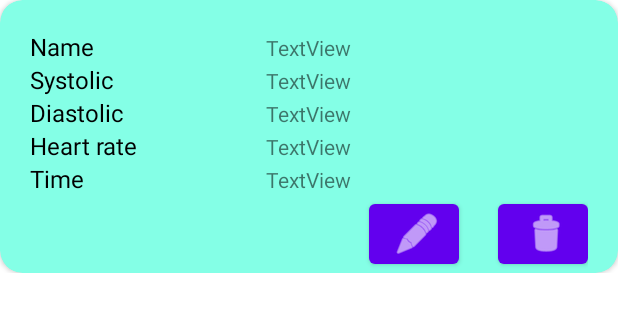
After one commit to anisa-walida/CardiacRecorder, an Android app: the layout medical_report_card.xml on its own in the app's theme, with its tools: preview values and no code run, on a phone screen of 412 x 824 dp. The commit adds this screen. Shown: the top 312 px of the screen. Run offline under Robolectric (Android 15) with nearby library versions, the phone set to English and light mode, and no system bars.

Commit message:
Modify View page

```diff
--- a/app/src/main/java/com/example/software_project/PMedicalReportAdapter.java
+++ b/app/src/main/java/com/example/software_project/PMedicalReportAdapter.java
@@ -4,8 +4,10 @@ import androidx.annotation.NonNull;
 
 import androidx.recyclerview.widget.RecyclerView;
 
+import android.annotation.SuppressLint;
 import android.content.Context;
 
+import android.graphics.Color;
 import android.view.LayoutInflater;
 import android.view.View;
 import android.view.ViewGroup;
@@ -65,24 +67,20 @@ public class PMedicalReportAdapter extends RecyclerView.Adapter<PMedicalReportAd
 
     //My edit*/
     public static class MyViewHolder extends RecyclerView.ViewHolder{
-        TextView s, g, n,glu,so,u;
-        Button editButton;
-        Button deleteButton;
+        TextView name, sys, dys, hr, date_time;
+        Button editButton, deleteButton;
+
         public MyViewHolder(@NonNull View itemView, DeleteButtonClickListener deleteButtonClickListener) {
             super(itemView);
-            s = itemView.findViewById(R.id.sugarView);
-            g = itemView.findViewById(R.id.gasView);
-            n = itemView.findViewById(R.id.nillView);
-            so = itemView.findViewById(R.id.sodiumView);
-            u = itemView.findViewById(R.id.acidView);
-            glu = itemView.findViewById(R.id.glucoseView);
+            name = itemView.findViewById(R.id.name_view);
+            sys = itemView.findViewById(R.id.systolic_pressure_view);
+            dys = itemView.findViewById(R.id.diastolic_pressure_view);
+            hr = itemView.findViewById(R.id.heart_rate_view);
+            date_time = itemView.findViewById(R.id.date_time_view);
+            editButton = itemView.findViewById(R.id.edit_button);
+            deleteButton = itemView.findViewById(R.id.delete_button);
 
-            //*My edit
-            editButton=itemView.findViewById(R.id.buttone);
-            //My edit*/
 
-            //My delete
-            deleteButton = itemView.findViewById(R.id.buttond);
             deleteButton.setOnClickListener(new View.OnClickListener() {
                 @Override
                 public void onClick(View v) {
@@ -105,20 +103,27 @@ public class PMedicalReportAdapter extends RecyclerView.Adapter<PMedicalReportAd
     @NonNull
     @Override
     public PMedicalReportAdapter.MyViewHolder onCreateViewHolder(@NonNull ViewGroup parent, int viewType) {
-        View v= LayoutInflater.from(context).inflate(R.layout.p_medical_report_card,parent,false);
+        View v= LayoutInflater.from(context).inflate(R.layout.medical_report_card,parent,false);
         return new MyViewHolder(v,deleteButtonClickListener);
     }
 
+    @SuppressLint("RecyclerView")
     @Override
     public void onBindViewHolder(@NonNull PMedicalReportAdapter.MyViewHolder holder, int position) {
         MedicalReportModel medicalReportModel = allReports.get(position);
-        holder.s.setText(medicalReportModel.getDate());
-        holder.g.setText(medicalReportModel.getTime());
-        holder.n.setText(medicalReportModel.getSystolic());
-        holder.so.setText(medicalReportModel.getDiastolic());
-        holder.u.setText(medicalReportModel.getHeartRate());
-        holder.glu.setText(medicalReportModel.getComment());
+        holder.name.setText(medicalReportModel.getName());
+        holder.sys.setText(medicalReportModel.getSystolic());
+        holder.dys.setText(medicalReportModel.getDiastolic());
+        holder.hr.setText(medicalReportModel.getHeartRate());
+        holder.date_time.setText(medicalReportModel.getDate() + " - " + medicalReportModel.getTime());
 
+        if(Integer.parseInt(medicalReportModel.getSystolic()) > 140 || Integer.parseInt(medicalReportModel.getSystolic()) < 90){
+            holder.sys.setTextColor(Color.rgb(255, 0,0));
+        }
+
+        if(Integer.parseInt(medicalReportModel.getSystolic()) > 90 || Integer.parseInt(medicalReportModel.getSystolic()) < 60){
+            holder.dys.setTextColor(Color.rgb(255, 0,0));
+        }
 
 
         //*My edit 88
--- /dev/null
+++ b/app/src/main/res/layout/medical_report_card.xml
@@ -0,0 +1,174 @@
+<?xml version="1.0" encoding="utf-8"?>
+<LinearLayout xmlns:android="http://schemas.android.com/apk/res/android"
+    xmlns:app="http://schemas.android.com/apk/res-auto"
+    xmlns:tools="http://schemas.android.com/tools"
+    android:layout_width="match_parent"
+    android:layout_height="wrap_content"
+    android:foregroundTint="#0E593F">
+
+    <androidx.cardview.widget.CardView
+        android:layout_width="match_parent"
+        android:layout_height="wrap_content"
+        android:background="#06A666"
+        android:backgroundTint="#84FFE6"
+        app:cardCornerRadius="15dp"
+        tools:layout_editor_absoluteX="20dp"
+        tools:layout_editor_absoluteY="20dp">
+
+        <LinearLayout
+            android:layout_width="match_parent"
+            android:layout_height="wrap_content"
+            android:orientation="vertical"
+            android:paddingLeft="20dp"
+            android:paddingTop="20dp"
+            android:paddingRight="20dp">
+
+            <LinearLayout
+                android:layout_width="match_parent"
+                android:layout_height="match_parent"
+                android:orientation="horizontal">
+
+                <TextView
+                    android:id="@+id/textView199"
+                    android:layout_width="0dp"
+                    android:layout_height="wrap_content"
+                    android:layout_weight="1"
+                    android:text="Name"
+                    android:textColor="#000000"
+                    android:textSize="16sp" />
+
+                <TextView
+                    android:id="@+id/name_view"
+                    android:layout_width="wrap_content"
+                    android:layout_height="wrap_content"
+                    android:layout_weight="1"
+                    android:text="TextView" />
+            </LinearLayout>
+
+            <LinearLayout
+                android:layout_width="match_parent"
+                android:layout_height="match_parent"
+                android:orientation="horizontal">
+
+                <TextView
+                    android:id="@+id/textView10"
+                    android:layout_width="0dp"
+                    android:layout_height="wrap_content"
+                    android:layout_weight="1"
+                    android:text="Systolic"
+                    android:textColor="#000000"
+                    android:textSize="16sp" />
+
+                <TextView
+                    android:id="@+id/systolic_pressure_view"
+                    android:layout_width="wrap_content"
+                    android:layout_height="wrap_content"
+                    android:layout_weight="1"
+                    android:text="TextView" />
+            </LinearLayout>
+
+            <LinearLayout
+                android:layout_width="match_parent"
+                android:layout_height="match_parent"
+                android:orientation="horizontal">
+
+                <TextView
+                    android:layout_width="0dp"
+                    android:layout_height="wrap_content"
+                    android:layout_weight="1"
+                    android:text="Diastolic "
+                    android:textColor="#000000"
+                    android:textSize="16sp" />
+
+                <TextView
+                    android:id="@+id/diastolic_pressure_view"
+                    android:layout_width="wrap_content"
+                    android:layout_height="wrap_content"
+                    android:layout_weight="1"
+                    android:text="TextView" />
+            </LinearLayout>
+
+            <LinearLayout
+                android:layout_width="match_parent"
+                android:layout_height="match_parent"
+                android:orientation="horizontal">
+
+                <TextView
+                    android:layout_width="0dp"
+                    android:layout_height="wrap_content"
+                    android:layout_weight="1"
+                    android:text="Heart rate"
+                    android:textColor="#000000"
+                    android:textSize="16sp" />
+
+                <TextView
+                    android:id="@+id/heart_rate_view"
+                    android:layout_width="wrap_content"
+                    android:layout_height="wrap_content"
+                    android:layout_weight="1"
+                    android:text="TextView" />
+            </LinearLayout>
+
+            <LinearLayout
+                android:layout_width="match_parent"
+                android:layout_height="match_parent"
+                android:orientation="horizontal">
+
+                <TextView
+                    android:layout_width="0dp"
+                    android:layout_height="wrap_content"
+                    android:layout_weight="1"
+                    android:text="Time"
+                    android:textColor="#000000"
+                    android:textSize="16sp" />
+
+                <TextView
+                    android:id="@+id/date_time_view"
+                    android:layout_width="wrap_content"
+                    android:layout_height="wrap_content"
+                    android:layout_weight="1"
+                    android:text="TextView" />
+            </LinearLayout>
+
+            <LinearLayout
+                android:layout_width="match_parent"
+                android:layout_height="match_parent"
+                android:orientation="horizontal">
+
+                <TextView
+                    android:id="@+id/textView5"
+                    android:layout_width="174dp"
+                    android:layout_height="wrap_content"
+                    android:layout_weight="1" />
+
+                <Space
+                    android:layout_width="wrap_content"
+                    android:layout_height="wrap_content"
+                    android:layout_weight="1" />
+
+                <Button
+                    android:id="@+id/edit_button"
+                    android:layout_width="34dp"
+                    android:layout_height="wrap_content"
+                    android:layout_weight="1"
+                    android:foregroundTint="#84FFFF"
+                    app:icon="@android:drawable/ic_menu_edit" />
+
+                <Space
+                    android:layout_width="wrap_content"
+                    android:layout_height="wrap_content"
+                    android:layout_weight="1" />
+
+                <Button
+                    android:id="@+id/delete_button"
+                    android:layout_width="34dp"
+                    android:layout_height="wrap_content"
+                    android:layout_weight="1"
+                    app:icon="@android:drawable/ic_menu_delete" />
+
+            </LinearLayout>
+
+        </LinearLayout>
+    </androidx.cardview.widget.CardView>
+
+</LinearLayout>
--- a/build.gradle
+++ b/build.gradle
@@ -4,6 +4,6 @@ buildscript {
     }
 }// Top-level build file where you can add configuration options common to all sub-projects/modules.
 plugins {
-    id 'com.android.application' version '8.0.2' apply false
-    id 'com.android.library' version '8.0.2' apply false
+    id 'com.android.application' version '7.4.2' apply false
+    id 'com.android.library' version '7.4.2' apply false
 }
```
Also changed, not shown: gradle/wrapper/gradle-wrapper.properties.
